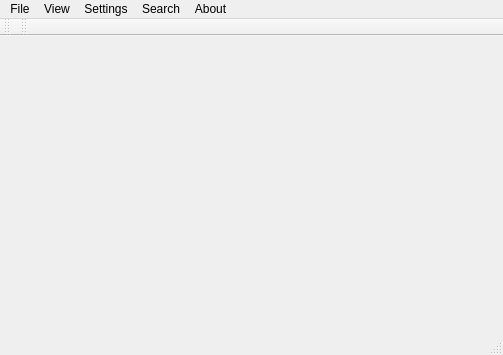
This is src/main/mainwindow.ui in axsapronov/QSopherim as Qt 5 draws it before an edit. The edited form follows.
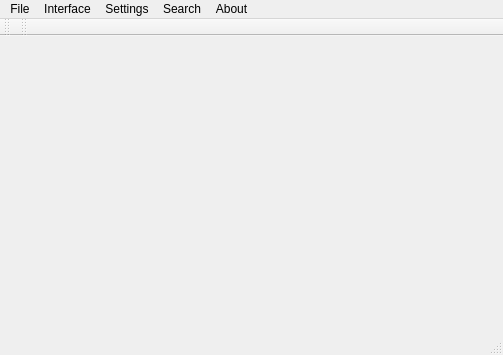
This is the edited form. Icons and pictures are not drawn.

```diff
--- a/src/main/mainwindow.ui
+++ b/src/main/mainwindow.ui
@@ -42,7 +42,7 @@
    </widget>
    <widget class="QMenu" name="mView">
     <property name="title">
-     <string>View</string>
+     <string>Interface</string>
     </property>
    </widget>
    <widget class="QMenu" name="mSettings">
```
Left out of the diff: 11 changed lines with no effect on the pictures.
